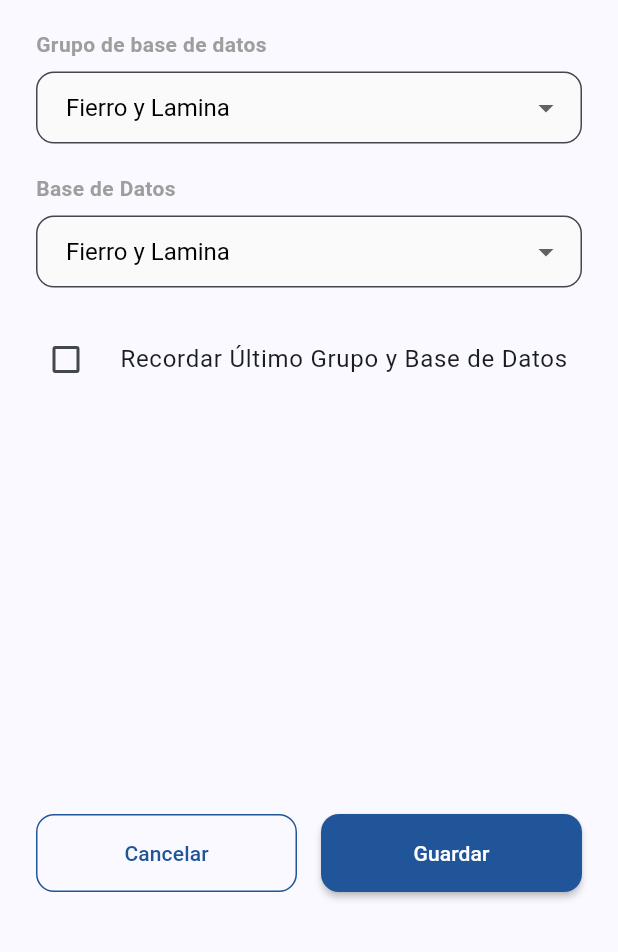
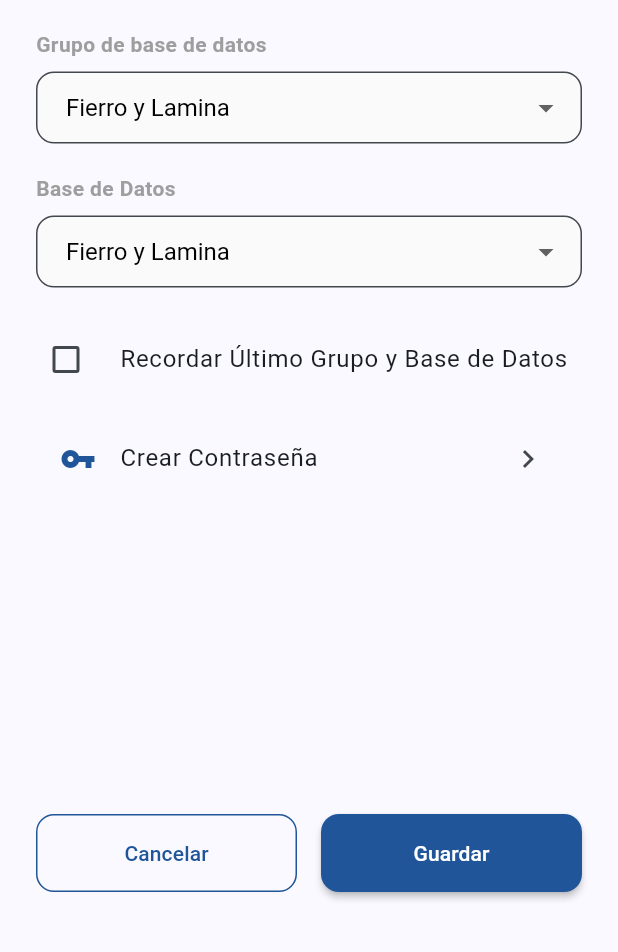
Before and after one commit to pinponross/openclaw_test, a Flutter app: the ConfigAppScreen screen opened directly, on a phone screen of 412 x 824 dp, the part 284-1236 px from its top. Run offline on Flutter 3.47's test engine with Material 3 defaults, Android fonts, the phone set to English and light mode, and no system bars.

Commit message:
feat: add ListView.builder with 'Crear Contraseña' option in ConfigAppScreen

```diff
--- a/lib/config_app_screen.dart
+++ b/lib/config_app_screen.dart
@@ -21,6 +21,10 @@ class _ConfigAppScreenState extends State<ConfigAppScreen> {
   final List<String> _dbOptions = [
     'Fierro y Lamina',
     'DEIMAN',
+  ];
+
+  final List<Map<String, dynamic>> _configItems = [
+    {'title': 'Crear Contraseña', 'icon': Icons.vpn_key},
   ];
 
   @override
@@ -143,8 +147,24 @@ class _ConfigAppScreenState extends State<ConfigAppScreen> {
               contentPadding: EdgeInsets.zero,
               activeColor: Theme.of(context).colorScheme.primary,
             ),
+            const SizedBox(height: 10),
 
-            const Spacer(),
+            // ListView de opciones adicionales
+            Expanded(
+              child: ListView.builder(
+                itemCount: _configItems.length,
+                itemBuilder: (context, index) {
+                  return ListTile(
+                    leading: Icon(_configItems[index]['icon'], color: Theme.of(context).colorScheme.primary),
+                    title: Text(_configItems[index]['title']),
+                    trailing: const Icon(Icons.chevron_right),
+                    onTap: () {
+                      // Lógica futura para cada item
+                    },
+                  );
+                },
+              ),
+            ),
 
             // Botones
             Row(
```
